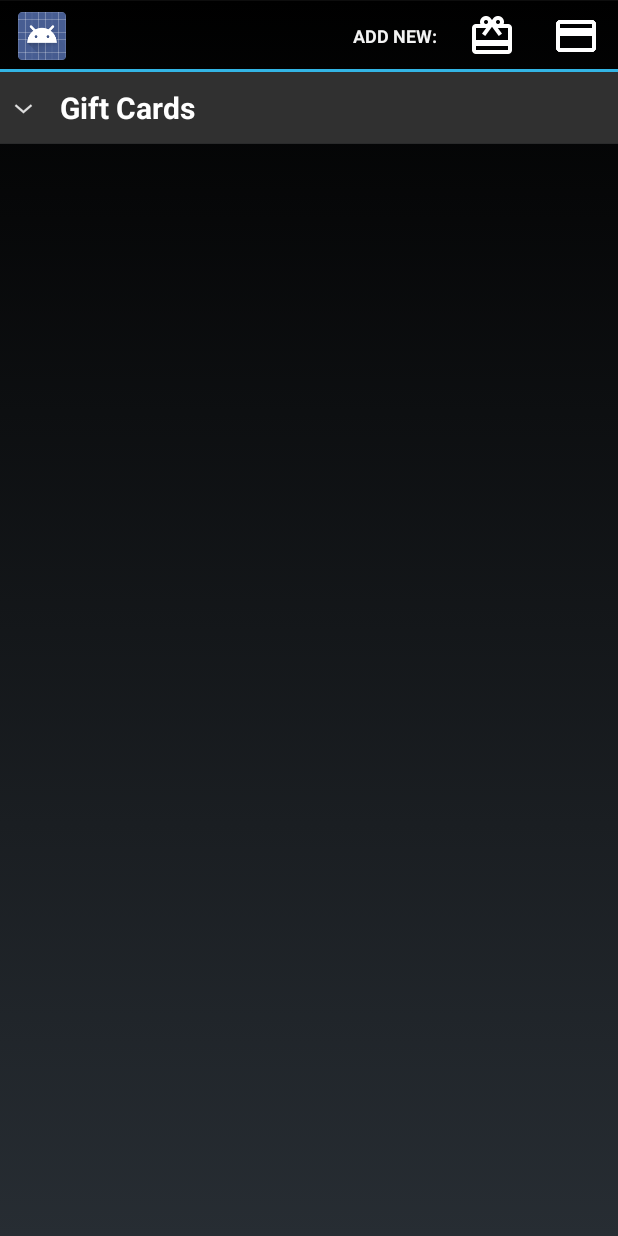
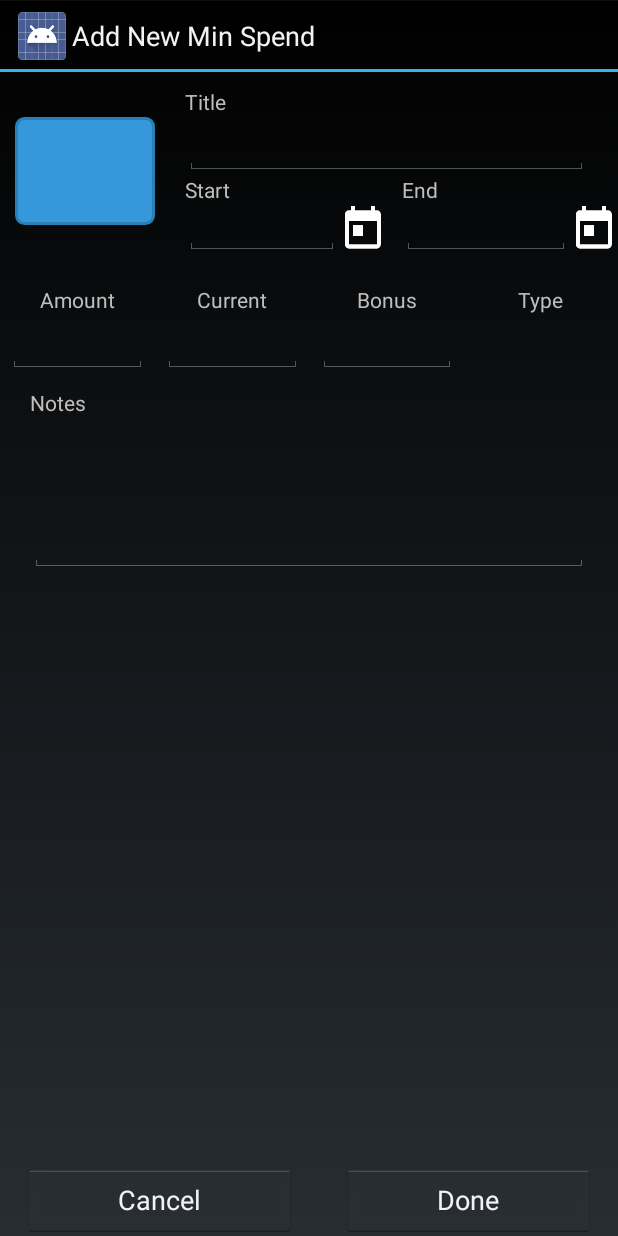
Before and after one commit to awdorsett/TrackAndHackPrototype, an Android app: the screen it shows after launch (MainActivity before the commit, NewMinSpendActivity after it), after a tap on "Min Spend", on a phone screen of 412 x 824 dp. Run offline under Robolectric (Android 15) with nearby library versions, the phone set to English and light mode, and no system bars.

```diff
--- a/app/src/main/AndroidManifest.xml
+++ b/app/src/main/AndroidManifest.xml
@@ -24,6 +24,10 @@
             android:name=".Activity.NewGiftCardActivity"
             android:label="@string/title_activity_gift_card" >
         </activity>
+        <activity
+            android:name=".Activity.NewMinSpendActivity"
+            android:label="@string/title_activity_gift_card" >
+        </activity>
     </application>
 
 </manifest>
--- a/app/src/main/java/trackandhack/trackandhackprototype_2/MainActivity.java
+++ b/app/src/main/java/trackandhack/trackandhackprototype_2/MainActivity.java
@@ -22,6 +22,7 @@ import java.util.List;
 
 import trackandhack.trackandhackprototype_2.Activity.GiftCardActivity;
 import trackandhack.trackandhackprototype_2.Activity.NewGiftCardActivity;
+import trackandhack.trackandhackprototype_2.Activity.NewMinSpendActivity;
 import trackandhack.trackandhackprototype_2.Classes.DBHelper;
 import trackandhack.trackandhackprototype_2.Classes.GiftCard;
 import trackandhack.trackandhackprototype_2.Classes.GiftCardStatus;
@@ -101,6 +102,11 @@ public class MainActivity extends Activity {
             startActivityForResult(newGiftCardIntent, 1);
 
             return true;
+        } else if (id == R.id.menu_min_spend) {
+            Intent newMinSpendIntent = new Intent(this, NewMinSpendActivity.class);
+            startActivityForResult(newMinSpendIntent, 1);
+
+            return true;
         }
 
         return super.onOptionsItemSelected(item);
--- a/app/src/main/res/layout/activity_new_min_spend.xml
+++ b/app/src/main/res/layout/activity_new_min_spend.xml
@@ -78,13 +78,33 @@
                                 android:layout_marginLeft="20dp"
                                 android:text="@string/goal_start" />
 
+                            <LinearLayout
+                                android:orientation="horizontal"
+                                android:layout_width="match_parent"
+                                android:layout_height="wrap_content"
+                                android:layout_below="@+id/startDateLabel">
+
                                 <EditText
                                     android:layout_width="fill_parent"
                                     android:layout_height="wrap_content"
                                     android:id="@+id/startDateInput"
                                     android:inputType="date"
+                                    android:layout_below="@+id/startDateLabel"
+                                    android:layout_weight="1"
                                     android:layout_marginLeft="20dp"
-                                android:layout_below="@+id/startDateLabel" />
+                                    android:textSize="14dp" />
+
+                                <ImageButton
+                                    android:layout_width="wrap_content"
+                                    android:layout_height="fill_parent"
+                                    android:id="@+id/startDateButton"
+                                    android:layout_toRightOf="@+id/startDateInput"
+                                    android:layout_below="@+id/startDateLabel"
+                                    android:background="@drawable/ic_today_white_48dp"
+                                    android:scaleType="fitCenter"
+                                    android:layout_weight="1"
+                                    android:onClick="showDatePicker" />
+                            </LinearLayout>
 
                         </RelativeLayout>
 
@@ -101,12 +121,33 @@
                                 android:text="@string/goal_end"
                                 android:id="@+id/endDateLabel" />
 
+                            <LinearLayout
+                                android:orientation="horizontal"
+                                android:layout_width="match_parent"
+                                android:layout_height="wrap_content"
+                                android:layout_below="@+id/endDateLabel" >
+
                                 <EditText
                                     android:layout_width="fill_parent"
                                     android:layout_height="wrap_content"
                                     android:id="@+id/endDateInput"
                                     android:inputType="date"
-                                android:layout_below="@+id/endDateLabel" />
+                                    android:layout_below="@+id/endDateLabel"
+                                    android:layout_weight="1"
+                                    android:textSize="14dp" />
+
+                                <ImageButton
+                                    android:layout_width="wrap_content"
+                                    android:layout_height="fill_parent"
+                                    android:id="@+id/endDateButton"
+                                    android:layout_toRightOf="@+id/editText2"
+                                    android:layout_below="@+id/startDateLabel"
+                                    android:background="@drawable/ic_today_white_48dp"
+                                    android:scaleType="fitCenter"
+                                    android:layout_weight="1"
+                                    android:onClick="showDatePicker" />
+                            </LinearLayout>
+
                         </RelativeLayout>
                     </LinearLayout>
                 </LinearLayout>
```
Also changed, not shown: app/src/main/java/trackandhack/trackandhackprototype_2/Activity/NewMinSpendActivity.java (+32 -3 lines), app/src/main/java/trackandhack/trackandhackprototype_2/Fragments/DatePickerFragment.java (added, +84 -0 lines), app/src/main/res/layout/fragment_show_date_picker.xml (added, +32 -0 lines), app/src/main/res/drawable-xxhdpi/ic_today_white_48dp.png (added). Lines whose indentation alone changed are shown as unchanged.
